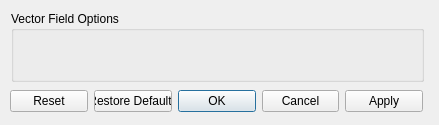
First picture: the form in src/Interface/Modules/Visualization/MatrixAsVectorField.ui, repository SCIInstitute/SCIRun, before the edit.
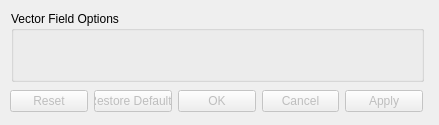
Second picture: the form after the edit.

The edit to the form file:
```diff
--- a/src/Interface/Modules/Visualization/MatrixAsVectorField.ui
+++ b/src/Interface/Modules/Visualization/MatrixAsVectorField.ui
@@ -26,6 +26,9 @@
    <string>Dialog</string>
   </property>
   <widget class="QDialogButtonBox" name="buttonBox">
+   <property name="enabled">
+    <bool>false</bool>
+   </property>
    <property name="geometry">
     <rect>
      <x>10</x>
```
